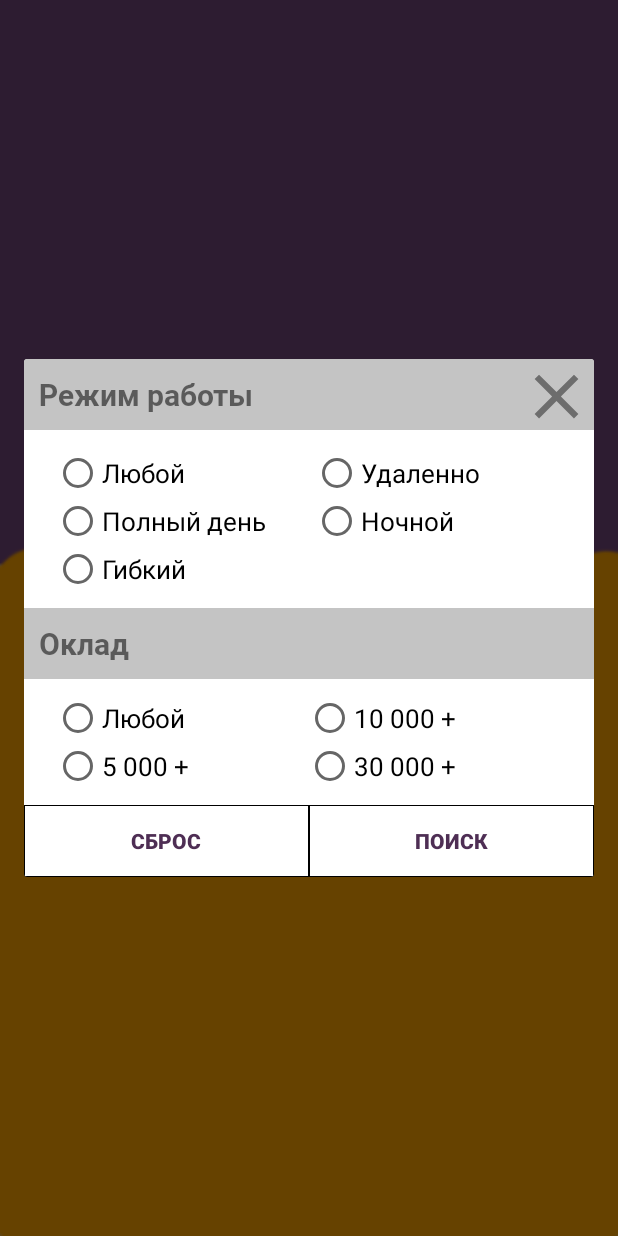
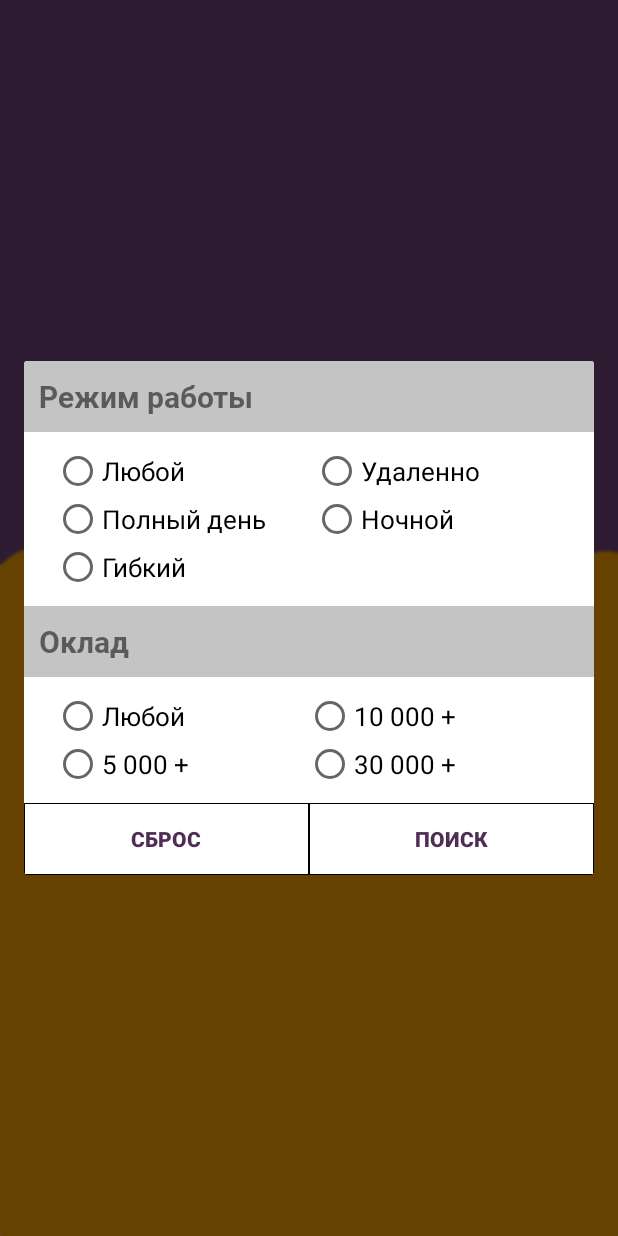
Before and after one commit to Daniyar111/VacanciesMobile, an Android app: the fragment DialogNameFragment placed in its activity, on a phone screen of 412 x 824 dp. Run offline under Robolectric (Android 15) with nearby library versions, the phone set to English and light mode, and no system bars.

Commit message:
dialog and recycler

```diff
--- a/app/src/main/java/com/example/saint/aukg/ui/search/DialogNameFragment.java
+++ b/app/src/main/java/com/example/saint/aukg/ui/search/DialogNameFragment.java
@@ -8,7 +8,6 @@ import android.view.View;
 import android.view.ViewGroup;
 import android.view.Window;
 import android.widget.Button;
-import android.widget.ImageButton;
 import android.widget.RadioButton;
 import android.widget.RadioGroup;
 import android.widget.TextView;
@@ -21,7 +20,6 @@ public class DialogNameFragment extends DialogFragment implements View.OnClickLi
     private RadioGroup radioGroupRegime, radioGroupSalary;
     private RadioButton radioButtonRegimeAny, radioButtonFull, radioButtonFlexible, radioButtonRemotely, radioButtonNight, radioButtonSalaryAny, radioButtonFiveMore, radioButtonTenMore, radioButtonThirtyMore;
     private Button buttonReset, buttonSearch;
-    private ImageButton buttonClose;
 
     @Nullable
     @Override
@@ -32,7 +30,6 @@ public class DialogNameFragment extends DialogFragment implements View.OnClickLi
         if(getDialog().getWindow() != null){
             getDialog().getWindow().requestFeature(Window.FEATURE_NO_TITLE);
         }
-        setCancelable(false);
 
         radioGroupRegime = view.findViewById(R.id.radioGroupRegime);
         radioGroupSalary = view.findViewById(R.id.radioGroupSalary);
@@ -49,11 +46,9 @@ public class DialogNameFragment extends DialogFragment implements View.OnClickLi
 
         buttonReset = view.findViewById(R.id.buttonReset);
         buttonSearch = view.findViewById(R.id.buttonSearch);
-        buttonClose = view.findViewById(R.id.buttonClose);
 
         buttonReset.setOnClickListener(this);
         buttonSearch.setOnClickListener(this);
-        buttonClose.setOnClickListener(this);
 
         return view;
     }
@@ -63,13 +58,10 @@ public class DialogNameFragment extends DialogFragment implements View.OnClickLi
 
         switch (v.getId()){
             case R.id.buttonReset:
-
+                dismiss();
                 break;
             case R.id.buttonSearch:
 
-                break;
-            case R.id.buttonClose:
-                dismiss();
                 break;
         }
 
--- a/app/src/main/res/layout/fragment_dialog.xml
+++ b/app/src/main/res/layout/fragment_dialog.xml
@@ -3,29 +3,15 @@
     android:layout_width="match_parent"
     android:layout_height="match_parent">
 
-    <RelativeLayout
-        android:id="@+id/relativeRegime"
-        android:layout_width="match_parent"
-        android:layout_height="wrap_content">
-        <com.example.saint.aukg.ui.fonts.TextFontBold
-            android:id="@+id/textViewRegime"
-            style="@style/DialogTextTheme"
-            android:text="@string/regime" />
-        <ImageButton
-            android:id="@+id/buttonClose"
-            android:layout_width="50sp"
-            android:layout_height="50sp"
-            android:background="@drawable/ic_close_black_24dp"
-            android:layout_alignParentEnd="true"
-            android:layout_alignParentRight="true" />
-    </RelativeLayout>
-
-
+    <com.example.saint.aukg.ui.fonts.TextFontBold
+        android:id="@+id/textViewRegime"
+        style="@style/DialogTextTheme"
+        android:text="@string/regime" />
 
     <RadioGroup
         android:id="@+id/radioGroupRegime"
         style="@style/DialogRadioGroupTheme"
-        android:layout_below="@id/relativeRegime"
+        android:layout_below="@id/textViewRegime"
         android:weightSum="4">
 
         <LinearLayout style="@style/DialogLinearLayoutTheme">
```
